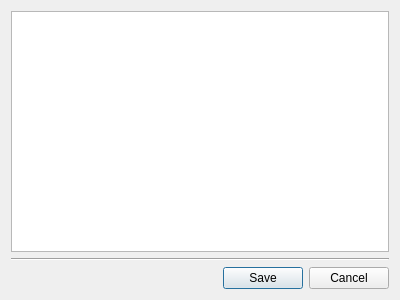
The window that dialog_advance.ui (susan0909/GitHubHOST) describes before a commit, drawn with Qt 5.
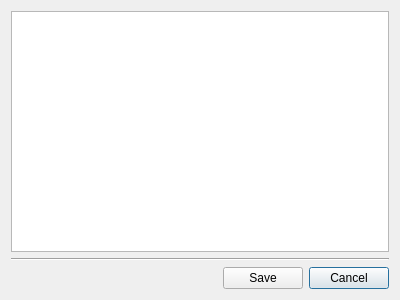
The same window after the commit. Icons and pictures are not drawn.

What changed in the file:
```diff
--- a/dialog_advance.ui
+++ b/dialog_advance.ui
@@ -54,6 +54,9 @@
          <property name="text">
           <string>Save</string>
          </property>
+         <property name="autoDefault">
+          <bool>false</bool>
+         </property>
         </widget>
        </item>
        <item>
```
Left out of the diff: 4 changed lines with no effect on the pictures.
